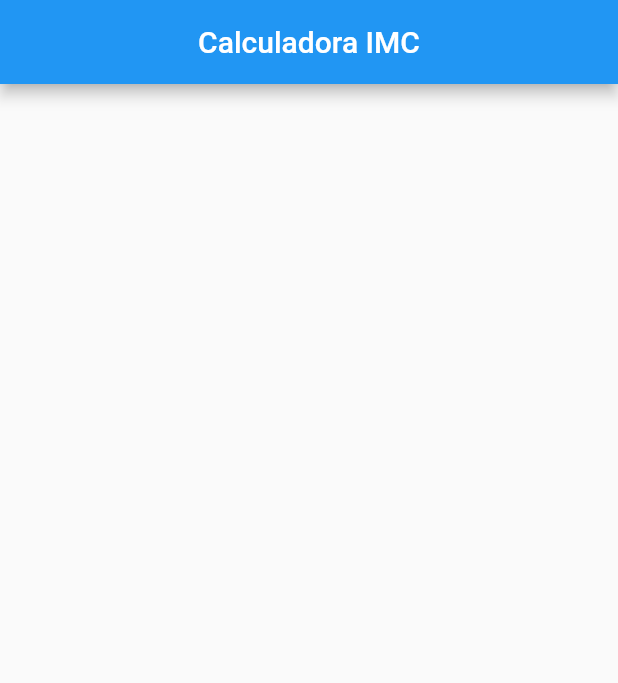
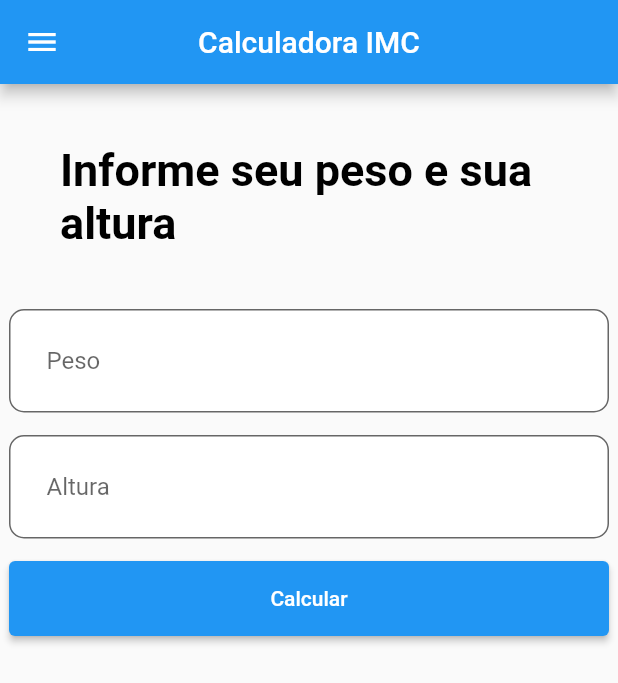
Before and after one commit to espartalocs/calculadora_imc_flutter, a Flutter app: the screen it shows after launch, on a phone screen of 412 x 824 dp. Shown: the top 683 px of the screen. Run offline on Flutter 3.47's test engine with Material 2 defaults, Android fonts, the phone set to English and light mode, and no system bars.

Commit message:
Adicionado os inputs e os drawers

```diff
--- a/calculadora/lib/src/home_page.dart
+++ b/calculadora/lib/src/home_page.dart
@@ -1,3 +1,4 @@
+import 'package:calculadora/src/localwidget/custom_textformfield.dart';
 import 'package:flutter/material.dart';
 
 class HomePage extends StatefulWidget {
@@ -10,11 +11,74 @@ class HomePage extends StatefulWidget {
 class _HomePageState extends State<HomePage> {
   @override
   Widget build(BuildContext context) {
+    final controller = TextEditingController();
     return Scaffold(
+      drawer: Drawer(
+        child: ListView(
+          children: [
+            const DrawerHeader(
+              decoration: BoxDecoration(
+                color: Colors.blue,
+              ),
+              child: Text(
+                'Bem Vindo',
+                style: TextStyle(
+                  color: Colors.white,
+                  fontSize: 24,
+                ),
+              ),
+            ),
+            ListTile(
+              leading: const Icon(Icons.account_circle),
+              title: const Padding(
+                padding: EdgeInsets.only(left: 16.0),
+                child: Text('Alterar nome'),
+              ),
+              onTap: () {
+                print('teste');
+              },
+            ),
+            ListTile(
+              leading: const Icon(Icons.list_alt),
+              title: const Padding(
+                padding: EdgeInsets.only(left: 16.0),
+                child: Text('Histórico'),
+              ),
+              onTap: () {},
+            ),
+          ],
+        ),
+      ),
       appBar: AppBar(
         title: const Text('Calculadora IMC'),
         centerTitle: true,
       ),
+      body: Center(
+        child: Column(children: [
+          const Padding(
+            padding: EdgeInsets.all(40.0),
+            child: Text(
+              'Informe seu peso e sua altura',
+              style: TextStyle(color: Colors.black, fontSize: 30, fontWeight: FontWeight.bold),
+            ),
+          ),
+          SizedBox(
+            width: 400,
+            child: CustomTextField(
+              controller: controller,
+              label: 'Peso',
+            ),
+          ),
+          SizedBox(
+            width: 400,
+            child: CustomTextField(
+              controller: controller,
+              label: 'Altura',
+            ),
+          ),
+          SizedBox(width: 400, height: 50, child: ElevatedButton(onPressed: () {}, child: const Text('Calcular')))
+        ]),
+      ),
     );
   }
 }
--- /dev/null
+++ b/calculadora/lib/src/localwidget/custom_textformfield.dart
@@ -0,0 +1,63 @@
+import 'package:flutter/material.dart';
+import 'package:flutter/services.dart';
+
+class CustomTextField extends StatefulWidget {
+  final String label;
+  final bool isScecret;
+  final List<TextInputFormatter>? inputFormater;
+  final String? initialValue;
+  final bool readOnly;
+  final TextEditingController controller;
+
+  const CustomTextField(
+      {Key? key,
+      required this.controller,
+      required this.label,
+      this.isScecret = false,
+      this.inputFormater,
+      this.initialValue,
+      this.readOnly = false})
+      : super(key: key);
+
+  @override
+  State<CustomTextField> createState() => _CustomTextFieldState();
+}
+
+class _CustomTextFieldState extends State<CustomTextField> {
+  bool isObscure = false;
+
+  @override
+  void initState() {
+    super.initState();
+    isObscure = widget.isScecret;
+  }
+
+  @override
+  Widget build(BuildContext context) {
+    return Padding(
+      padding: const EdgeInsets.only(bottom: 15),
+      child: TextFormField(
+          controller: widget.controller,
+          readOnly: widget.readOnly,
+          initialValue: widget.initialValue,
+          inputFormatters: widget.inputFormater,
+          obscureText: isObscure,
+          decoration: InputDecoration(
+              hintText: widget.label,
+              filled: true,
+              fillColor: Colors.white,
+              suffixIcon: widget.isScecret
+                  ? IconButton(
+                      onPressed: () {
+                        setState(() {
+                          isObscure = !isObscure;
+                        });
+                      },
+                      icon: Icon(isObscure ? Icons.visibility : Icons.visibility_off))
+                  : null,
+              isDense: true,
+              contentPadding: const EdgeInsets.all(25),
+              border: OutlineInputBorder(borderRadius: BorderRadius.circular(10)))),
+    );
+  }
+}
```
Also changed, not shown: calculadora/lib/src/localwidget/decoration.dart (added, +70 -0 lines).
